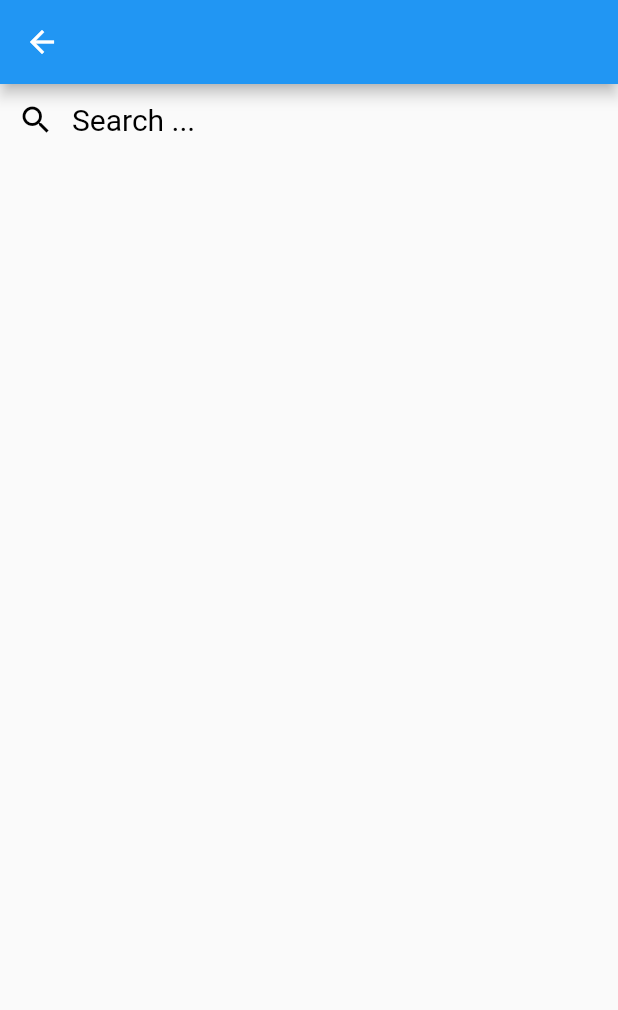
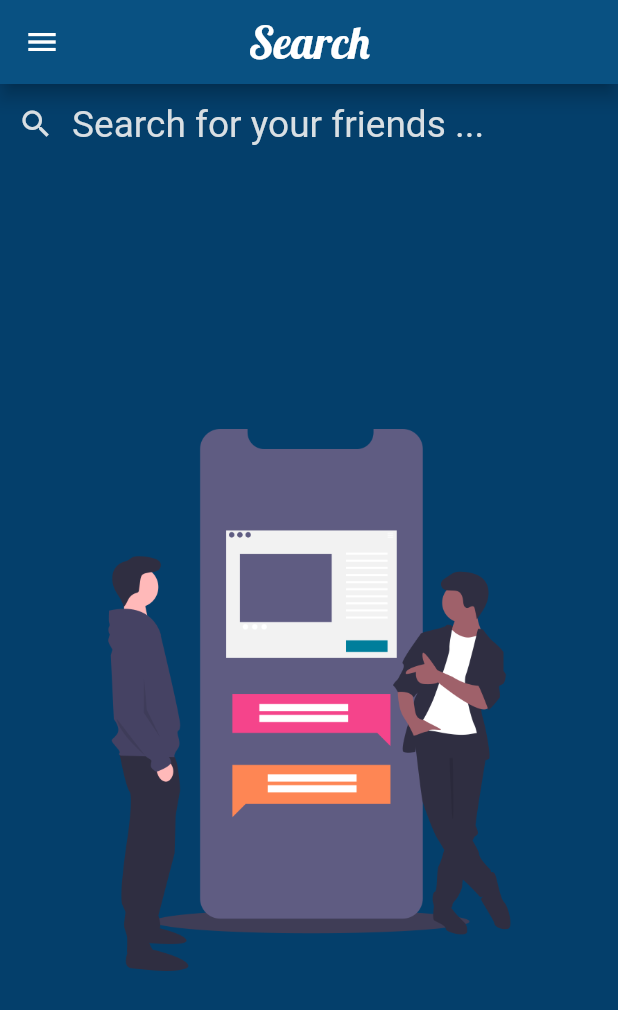
Before and after one commit to AhmadWehbe167/youplan, a Flutter app: the SearchUsersBar screen opened directly, on a phone screen of 412 x 824 dp. Shown: the top 1010 px of the screen. Run offline on Flutter 3.47's test engine with Material 2 defaults, Android fonts, the phone set to English and light mode, and no system bars; our stand-ins replace cloud_firestore, cloud_functions, data_connection_checker, firebase_auth, firebase_core, flare_flutter and 4 more; missing offline and left inert: algolia, flutter_google_places, google_maps_webservice; accounts and stored records are empty.

Commit message:
UI for Search Page

```diff
--- /dev/null
+++ b/lib/Algolia_Search/Models/Models.dart
@@ -0,0 +1,22 @@
+import 'package:algolia/algolia.dart';
+
+class SearchUser {
+  final List<AlgoliaObjectSnapshot> snapshot;
+  final int index;
+  SearchUser(
+    this.snapshot,
+    this.index,
+  );
+
+  String getFullName() {
+    return snapshot[index].data["fullName"];
+  }
+
+  String getUserName() {
+    return snapshot[index].data["userName"];
+  }
+
+  String getObjectID() {
+    return snapshot[index].objectID;
+  }
+}
--- a/lib/Algolia_Search/Search_Users_Page.dart
+++ b/lib/Algolia_Search/Search_Users_Page.dart
@@ -2,9 +2,13 @@ import 'dart:async';
 
 import 'package:algolia/algolia.dart';
 import 'package:flutter/material.dart';
-import 'package:youplan/Algolia_Search/AlgoliaSearch.dart';
+import 'package:youplan/Algolia_Search/Models/Models.dart';
 import 'package:youplan/Algolia_Search/display_Search_results.dart';
+import 'package:youplan/Constants_and_Data/Constants.dart';
+import 'package:youplan/Main_Layout/My_Drawer.dart';
 import 'package:youplan/Profile/Profile_Page.dart';
+
+import 'AlgoliaSearch.dart';
 
 class SearchUsersBar extends StatefulWidget {
   SearchUsersBar({Key key}) : super(key: key);
@@ -26,37 +30,64 @@ class _SearchUsersBarState extends State<SearchUsersBar> {
 
   @override
   Widget build(BuildContext context) {
-    return SafeArea(
-      child: Scaffold(
-        appBar: AppBar(),
-        body: SingleChildScrollView(
-          child: Column(children: <Widget>[
+    final double height = MediaQuery.of(context).size.height;
+    final double width = MediaQuery.of(context).size.width;
+    return Scaffold(
+      backgroundColor: background,
+      drawer: MyDrawer(),
+      appBar: AppBar(
+        iconTheme: IconThemeData(
+          color: Colors.white,
+        ),
+        backgroundColor: headerBottomColor,
+        elevation: 5,
+        title: Text(
+          'Search',
+          style: kTitleText,
+        ),
+        centerTitle: true,
+      ),
+      body: Column(
+        children: <Widget>[
           TextField(
               onChanged: (val) {
                 setState(() {
                   _searchTerm = val;
                 });
               },
-                style: new TextStyle(color: Colors.black, fontSize: 20),
+              style: new TextStyle(color: Colors.white, fontSize: width * 0.06),
               decoration: new InputDecoration(
                   border: InputBorder.none,
-                    hintText: 'Search ...',
-                    hintStyle: TextStyle(color: Colors.black),
-                    prefixIcon: const Icon(Icons.search, color: Colors.black))),
-            StreamBuilder<List<AlgoliaObjectSnapshot>>(
+                  hintText: 'Search for your friends ...',
+                  hintStyle: TextStyle(color: Color(0xFFD9DFE3)),
+                  prefixIcon:
+                      const Icon(Icons.search, color: Color(0xFFD9DFE3)))),
+          Expanded(
+            child: StreamBuilder<List<AlgoliaObjectSnapshot>>(
               stream: Stream.fromFuture(_operation(_searchTerm)),
               builder: (context, snapshot) {
-                if (!snapshot.hasData)
-                  return Text(
-                    "",
-                    style: TextStyle(color: Colors.black),
+                if (!snapshot.hasData) {
+                  return Container(
+                    width: width * 0.8,
+                    height: height * 0.5,
+                    decoration: BoxDecoration(
+                      image: DecorationImage(
+                        image: AssetImage('images/SearchPage.png'),
+                        fit: BoxFit.contain,
+                      ),
+                    ),
                   );
-                else {
+                } else {
                   List<AlgoliaObjectSnapshot> currSearchStuff = snapshot.data;
 
                   switch (snapshot.connectionState) {
                     case ConnectionState.waiting:
-                      return Container();
+                      return Center(
+                        child: CircularProgressIndicator(
+                          valueColor:
+                              AlwaysStoppedAnimation<Color>(Colors.white),
+                        ),
+                      );
                     default:
                       if (snapshot.hasError)
                         return new Text('Error: ${snapshot.error}');
@@ -67,22 +98,21 @@ class _SearchUsersBarState extends State<SearchUsersBar> {
                             SliverList(
                               delegate: SliverChildBuilderDelegate(
                                 (context, index) {
+                                  SearchUser searchUser =
+                                      SearchUser(currSearchStuff, index);
                                   return _searchTerm.length > 0
                                       ? DisplaySearchResult(
-                                          fullName: currSearchStuff[index]
-                                              .data["fullName"],
-                                          userName: currSearchStuff[index]
-                                              .data["userName"],
-                                          receiverId:
-                                              currSearchStuff[index].objectID,
+                                          fullName: searchUser.getFullName(),
+                                          userName: searchUser.getUserName(),
+                                          receiverId: searchUser.getObjectID(),
                                           fun: () {
                                             Navigator.push(
                                               context,
                                               MaterialPageRoute(
                                                 builder: (context) =>
                                                     ProfilePage(
-                                                  userID: currSearchStuff[index]
-                                                      .objectID,
+                                                  userID:
+                                                      searchUser.getObjectID(),
                                                 ),
                                               ),
                                             );
@@ -99,8 +129,8 @@ class _SearchUsersBarState extends State<SearchUsersBar> {
                 }
               },
             ),
-          ]),
           ),
+        ],
       ),
     );
   }
--- a/lib/Algolia_Search/display_Search_results.dart
+++ b/lib/Algolia_Search/display_Search_results.dart
@@ -16,11 +16,11 @@ class DisplaySearchResult extends StatelessWidget {
       child: Column(children: <Widget>[
         Text(
           fullName ?? "",
-          style: TextStyle(color: Colors.black),
+          style: TextStyle(color: Colors.white),
         ),
         Text(
           userName ?? "",
-          style: TextStyle(color: Colors.black),
+          style: TextStyle(color: Colors.white),
         ),
         Divider(
           color: Colors.black,
--- a/lib/Constants_and_Data/Constants.dart
+++ b/lib/Constants_and_Data/Constants.dart
@@ -19,7 +19,7 @@ const List<Color> WhiteGradients = [
   Colors.yellow,
 ];
 const List<Color> aquaGradients = [navy, lightNavy];
-
+const Color background = Color(0xFF043F6B);
 const TextStyle kTitleText =
     TextStyle(color: Colors.white, fontFamily: 'Lobster', fontSize: 30);
 const TextStyle kButtonText = TextStyle(color: Colors.white, fontSize: 25);
```
Also changed, not shown: lib/Home_Package/PLans_Home/Plans_Home_Page.dart (+1 -7 lines). Lines whose indentation alone changed are shown as unchanged.
